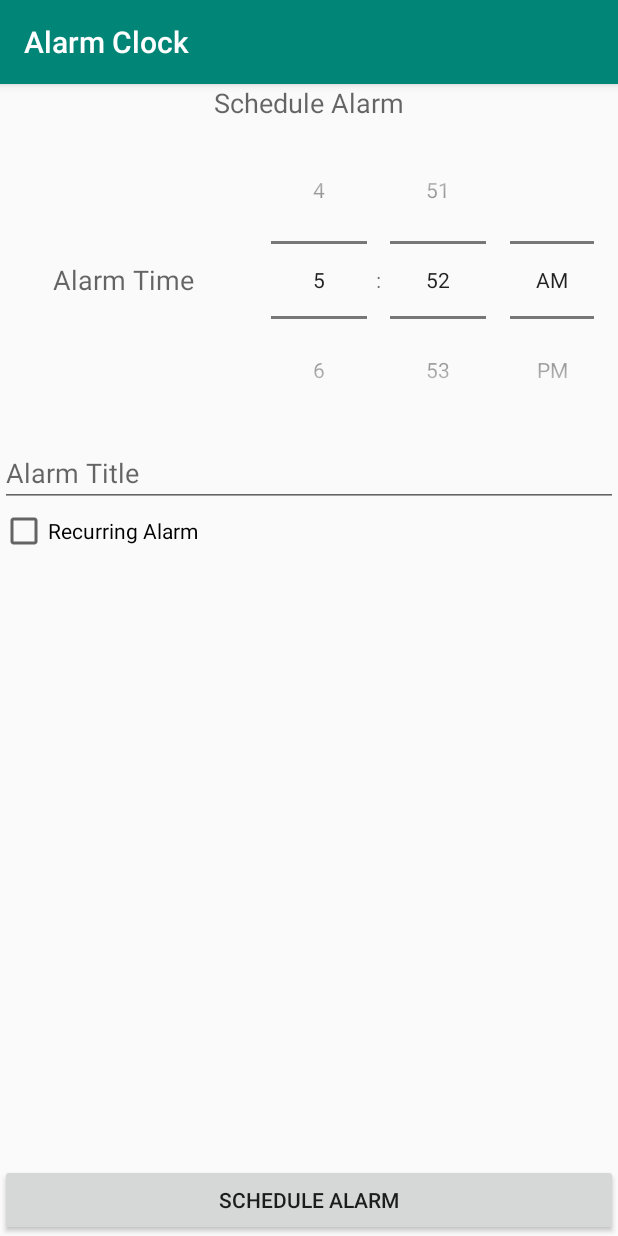
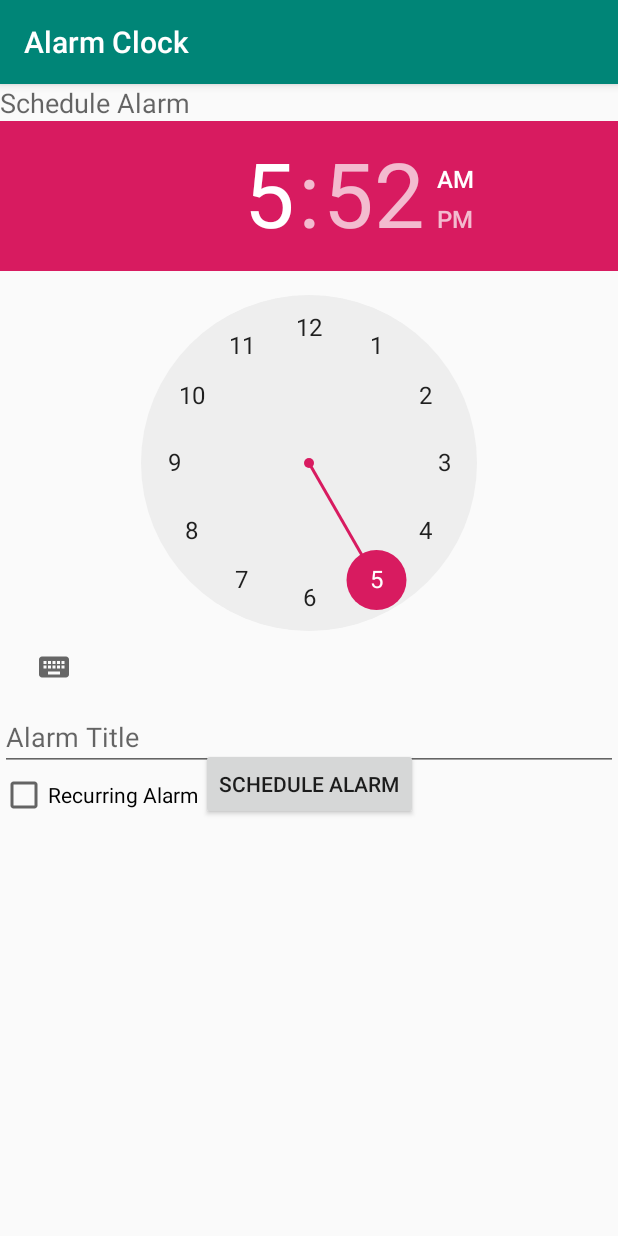
Before and after one commit to mthuhuynh/Alarm, an Android app: the CreateAlarmFragment screen opened through its navigation route, on a phone screen of 412 x 824 dp. Run offline under Robolectric (Android 15) with nearby library versions, the phone set to English and light mode, and no system bars; our stand-ins replace ButterKnife, Room's generated code.

Commit message:
ActivityMain - AddButton ListAlarm - item_alarm

```diff
--- a/app/src/main/java/funix/prm/alarm/alarmslist/AlarmViewHolder.java
+++ b/app/src/main/java/funix/prm/alarm/alarmslist/AlarmViewHolder.java
@@ -49,9 +49,9 @@ public class AlarmViewHolder extends RecyclerView.ViewHolder {
         }
 
         if (alarm.getTitle().length() != 0) {
-            alarmTitle.setText(String.format("%s | %d | %d", alarm.getTitle(), alarm.getAlarmId(), alarm.getCreated()));
+            alarmTitle.setText(alarm.getTitle());
         } else {
-            alarmTitle.setText(String.format("%s | %d | %d", "Alarm", alarm.getAlarmId(), alarm.getCreated()));
+            alarmTitle.setText("Alarm");
         }
 
         alarmStarted.setOnCheckedChangeListener(new CompoundButton.OnCheckedChangeListener() {
--- a/app/src/main/res/layout/fragment_createalarm.xml
+++ b/app/src/main/res/layout/fragment_createalarm.xml
@@ -16,7 +16,6 @@
             android:layout_width="match_parent"
             android:layout_height="wrap_content"
             android:text="Schedule Alarm"
-            android:textAlignment="center"
             android:textAppearance="@style/TextAppearance.AppCompat.Medium"
             app:layout_constraintTop_toTopOf="parent" />
 
@@ -27,30 +26,31 @@
             android:orientation="horizontal"
             app:layout_constraintTop_toBottomOf="@+id/fragment_createalarm_scheduleAlarmHeading">
 
-            <TextView
-                android:layout_width="0dp"
-                android:layout_height="wrap_content"
-                android:layout_gravity="center"
-                android:layout_weight="0.4"
-                android:text="Alarm Time"
-                android:textAlignment="center"
-                android:textAppearance="@style/TextAppearance.AppCompat.Medium" />
+<!--            <TextView-->
+<!--                android:layout_width="0dp"-->
+<!--                android:layout_height="wrap_content"-->
+<!--                android:layout_gravity="center"-->
+<!--                android:layout_weight="0.4"-->
+<!--                android:text="Alarm Time"-->
+<!--                android:textAlignment="center"-->
+<!--                android:textAppearance="@style/TextAppearance.AppCompat.Medium" />-->
 
             <TimePicker
                 android:id="@+id/fragment_createalarm_timePicker"
                 android:layout_width="0dp"
                 android:layout_height="wrap_content"
-                android:layout_weight="0.6"
-                android:timePickerMode="spinner" />
+                android:layout_weight="1"
+                android:timePickerMode="clock" />
         </LinearLayout>
 
+<!--        D-->
         <EditText
             android:id="@+id/fragment_createalarm_title"
             android:layout_width="match_parent"
             android:layout_height="wrap_content"
             android:hint="Alarm Title"
             app:layout_constraintTop_toBottomOf="@+id/fragment_createalarm_timePickerLayout" />
-
+<!--D-->
         <CheckBox
             android:id="@+id/fragment_createalarm_recurring"
             android:layout_width="match_parent"
@@ -59,7 +59,7 @@
             android:text="Recurring Alarm"
             app:layout_constraintStart_toStartOf="parent"
             app:layout_constraintTop_toBottomOf="@+id/fragment_createalarm_title" />
-
+<!--D-->
         <LinearLayout
             android:id="@+id/fragment_createalarm_recurring_options"
             android:layout_width="match_parent"
@@ -114,12 +114,14 @@
 
         <Button
             android:id="@+id/fragment_createalarm_scheduleAlarm"
-            android:layout_width="match_parent"
+            android:layout_width="wrap_content"
             android:layout_height="wrap_content"
-            android:layout_gravity="center"
             android:text="Schedule Alarm"
-            app:layout_constraintBottom_toBottomOf="parent"
-            tools:layout_editor_absoluteX="133dp" />
+            app:layout_constraintTop_toBottomOf="@id/fragment_createalarm_timePickerLayout"
+            app:layout_constraintLeft_toLeftOf="parent"
+            app:layout_constraintRight_toRightOf="parent"
+            android:layout_margin="@dimen/margin"
+             />
 
     </androidx.constraintlayout.widget.ConstraintLayout>
 
--- a/app/src/main/res/layout/fragment_listalarms.xml
+++ b/app/src/main/res/layout/fragment_listalarms.xml
@@ -39,6 +39,7 @@ android:layout_height="match_parent">
             android:id="@+id/fragment_listalarms_addAlarm"
             android:layout_width="wrap_content"
             android:layout_height="wrap_content"
+            android:layout_margin="@dimen/margin"
             android:clickable="true"
             app:srcCompat="@android:drawable/ic_menu_add"
             app:layout_constraintRight_toRightOf="parent"
--- /dev/null
+++ b/app/src/main/res/values/dimens.xml
@@ -0,0 +1,4 @@
+<?xml version="1.0" encoding="utf-8"?>
+<resources>
+    <dimen name="margin">30dp</dimen>
+</resources>
```
Also changed, not shown: app/src/main/java/funix/prm/alarm/AlarmViewHolder.java (deleted, +0 -64 lines), app/src/main/res/layout/fragment_alarms_list.xml (+5 -5 lines), app/src/main/res/layout/item_alarm.xml (+4 -3 lines).
